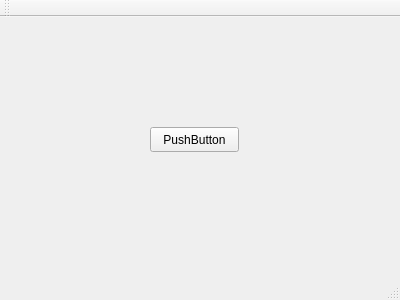
Qt form p2pchat.ui (AnnaChernova/P2Pchat) before a commit.
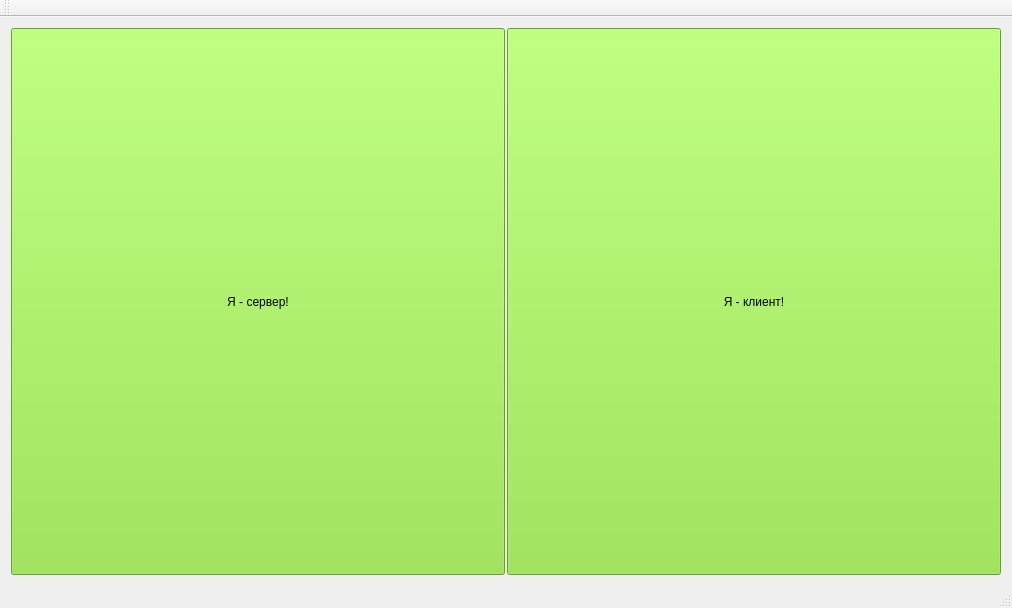
The same form after that commit.

What changed in the file:
```diff
--- a/p2pchat.ui
+++ b/p2pchat.ui
@@ -6,27 +6,57 @@
    <rect>
     <x>0</x>
     <y>0</y>
-    <width>400</width>
-    <height>300</height>
+    <width>1012</width>
+    <height>608</height>
    </rect>
   </property>
   <property name="windowTitle">
    <string>P2Pchat</string>
   </property>
   <widget class="QWidget" name="centralWidget">
-   <widget class="QPushButton" name="pushButton">
-    <property name="geometry">
-     <rect>
-      <x>150</x>
-      <y>110</y>
-      <width>89</width>
-      <height>25</height>
-     </rect>
-    </property>
-    <property name="text">
-     <string>PushButton</string>
-    </property>
-   </widget>
+   <layout class="QGridLayout" name="gridLayout">
+    <item row="0" column="0">
+     <layout class="QHBoxLayout" name="horizontalLayout">
+      <property name="spacing">
+       <number>2</number>
+      </property>
+      <item>
+       <widget class="QPushButton" name="serverButton">
+        <property name="sizePolicy">
+         <sizepolicy hsizetype="Expanding" vsizetype="Expanding">
+          <horstretch>0</horstretch>
+          <verstretch>0</verstretch>
+         </sizepolicy>
+        </property>
+        <property name="styleSheet">
+         <string notr="true">font: 20pt &quot;Ubuntu Condensed&quot;;
+background-color: rgb(138, 226, 52);</string>
+        </property>
+        <property name="text">
+         <string>Я - сервер!</string>
+        </property>
+       </widget>
+      </item>
+      <item>
+       <widget class="QPushButton" name="clientButton">
+        <property name="sizePolicy">
+         <sizepolicy hsizetype="Expanding" vsizetype="Expanding">
+          <horstretch>0</horstretch>
+          <verstretch>0</verstretch>
+         </sizepolicy>
+        </property>
+        <property name="styleSheet">
+         <string notr="true">font: 20pt &quot;Ubuntu Condensed&quot;;
+background-color: rgb(138, 226, 52);</string>
+        </property>
+        <property name="text">
+         <string>Я - клиент!</string>
+        </property>
+       </widget>
+      </item>
+     </layout>
+    </item>
+   </layout>
   </widget>
   <widget class="QMenuBar" name="menuBar">
    <property name="geometry">
```
Left out of the diff: 2 changed lines with no effect on the pictures.
